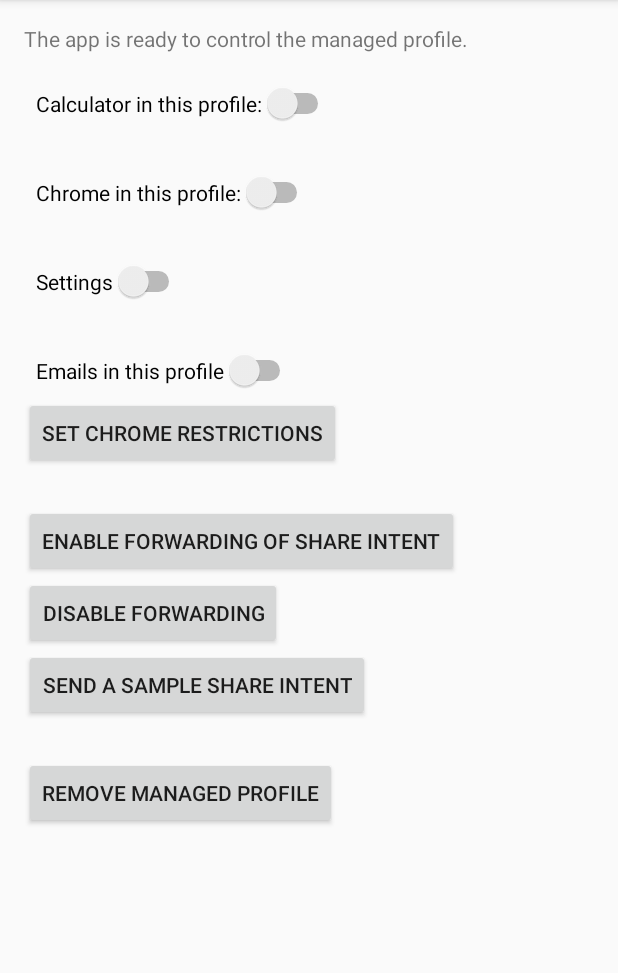
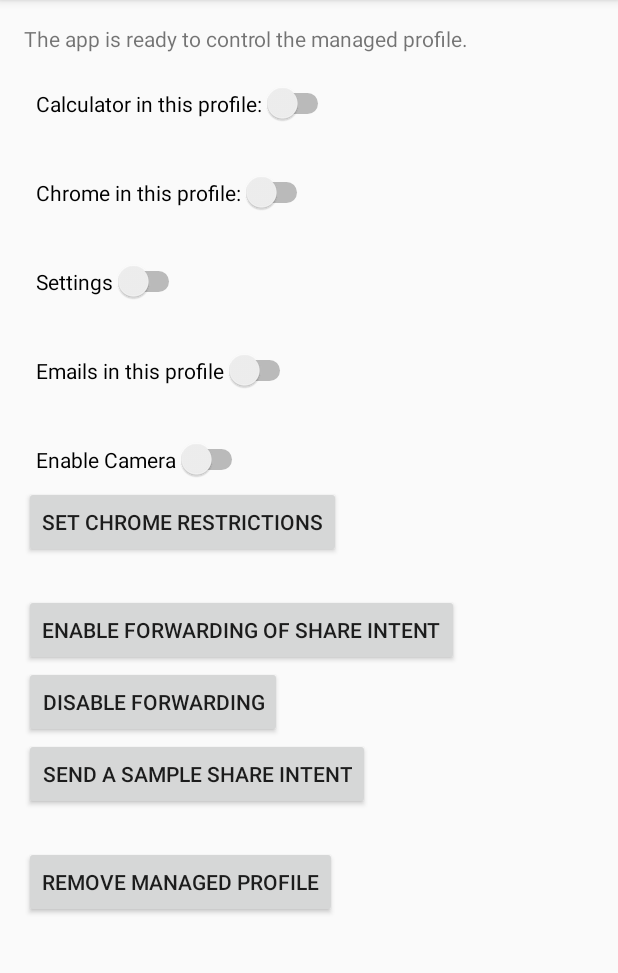
Before and after one commit to nerull7/android_L-sandbox, an Android app: the fragment BasicManagedProfileFragment shown on its own in the app's theme, on a phone screen of 412 x 824 dp, the part 84-1057 px from its top. Run offline under Robolectric (Android 15) with nearby library versions, the phone set to English and light mode, and no system bars; 5 statements that could not run were skipped.

Commit message:
Fix missing checkbox

```diff
--- a/app/src/main/res/layout/fragment_main.xml
+++ b/app/src/main/res/layout/fragment_main.xml
@@ -60,7 +60,8 @@
             android:layout_height="wrap_content"
             android:layout_marginTop="24dp"
             android:padding="8dp"
-            android:text="@string/toggle_settings" />
+            android:text="@string/toggle_settings"
+            android:checked="false" />
 
         <Switch
             android:id="@+id/toggle_email"
@@ -69,6 +70,14 @@
             android:layout_marginTop="24dp"
             android:padding="8dp"
             android:text="@string/toggle_email" />
+
+        <Switch
+            android:id="@+id/toggle_camera"
+            android:layout_width="wrap_content"
+            android:layout_height="wrap_content"
+            android:layout_marginTop="24dp"
+            android:padding="8dp"
+            android:text="@string/toggle_camera" />
 
         <Button
             android:id="@+id/set_chrome_restrictions"
--- a/app/src/main/res/values/strings.xml
+++ b/app/src/main/res/values/strings.xml
@@ -31,5 +31,6 @@
     <string name="icon">Icon</string>
     <string name="toggle_settings">Settings</string>
     <string name="toggle_email">Emails in this profile</string>
+    <string name="toggle_camera">Enable Camera</string>
 
 </resources>
```
